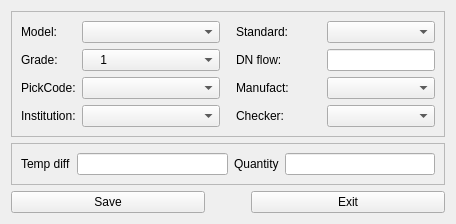
Before: the Qt Designer form source/cmbverify/cmbparam.ui in flimmy78/qtverify, drawn with Qt 5.
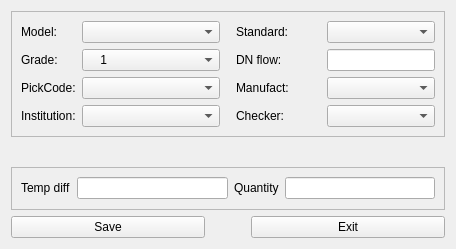
After: the same form once the commit is applied.

```diff
--- a/source/cmbverify/cmbparam.ui
+++ b/source/cmbverify/cmbparam.ui
@@ -7,7 +7,7 @@
     <x>0</x>
     <y>0</y>
     <width>456</width>
-    <height>224</height>
+    <height>249</height>
    </rect>
   </property>
   <property name="minimumSize">
```
Left out of the diff: 3 changed lines with no effect on the pictures.
